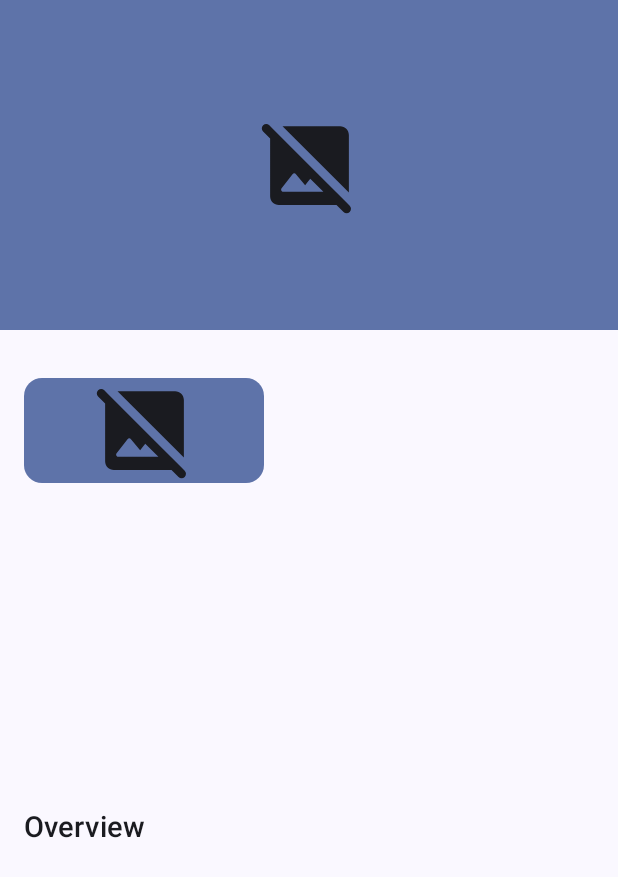
After one commit to surplus867/moviesapp, an Android app built with Jetpack Compose: the composable DetailsScreen shown on its own in the app's theme, on a phone screen of 412 x 824 dp. The commit adds this screen. Shown: the top 877 px of the screen. Run offline under Robolectric (Android 15) with nearby library versions, the phone set to English and light mode, and no system bars; our stand-ins replace Dagger/Hilt's generated code; pictures from the network do not load.

Commit message:
DetailsScreen & ViewModel

```diff
--- a/app/src/main/java/com/example/moviesapp/core/MainActivity.kt
+++ b/app/src/main/java/com/example/moviesapp/core/MainActivity.kt
@@ -17,6 +17,7 @@ import androidx.navigation.compose.composable
 import androidx.navigation.compose.rememberNavController
 import androidx.navigation.navArgument
 import com.example.moviesapp.core.presentation.HomeScreen
+import com.example.moviesapp.details.presentation.DetailsScreen
 import com.example.moviesapp.movieList.presentation.MovieListViewModel
 import com.example.moviesapp.movieList.util.Screen
 import com.example.moviesapp.ui.theme.MoviesappTheme
@@ -51,8 +52,8 @@ class MainActivity : ComponentActivity() {
                             arguments = listOf(
                                 navArgument("movieId") { type = NavType.IntType }
                             )
-                        ) {backStackEntry ->
-   //                         DetailScreen(backStackEntry)
+                        ) {
+                            DetailsScreen()
                         }
                     }
                 }
--- /dev/null
+++ b/app/src/main/java/com/example/moviesapp/details/presentation/DetailsScreen.kt
@@ -0,0 +1,242 @@
+package com.example.moviesapp.details.presentation
+
+import androidx.compose.foundation.Image
+import androidx.compose.foundation.background
+import androidx.compose.foundation.layout.Box
+import androidx.compose.foundation.layout.Column
+import androidx.compose.foundation.layout.Row
+import androidx.compose.foundation.layout.Spacer
+import androidx.compose.foundation.layout.fillMaxSize
+import androidx.compose.foundation.layout.fillMaxWidth
+import androidx.compose.foundation.layout.height
+import androidx.compose.foundation.layout.padding
+import androidx.compose.foundation.layout.size
+import androidx.compose.foundation.layout.width
+import androidx.compose.foundation.rememberScrollState
+import androidx.compose.foundation.shape.RoundedCornerShape
+import androidx.compose.foundation.verticalScroll
+import androidx.compose.material.icons.Icons
+import androidx.compose.material.icons.rounded.ImageNotSupported
+import androidx.compose.material3.Icon
+import androidx.compose.material3.MaterialTheme
+import androidx.compose.material3.Text
+import androidx.compose.runtime.Composable
+import androidx.compose.runtime.collectAsState
+import androidx.compose.ui.Alignment
+import androidx.compose.ui.Modifier
+import androidx.compose.ui.draw.clip
+import androidx.compose.ui.graphics.Color
+import androidx.compose.ui.layout.ContentScale
+import androidx.compose.ui.platform.LocalContext
+import androidx.compose.ui.res.stringResource
+import androidx.compose.ui.text.font.FontWeight
+import androidx.compose.ui.unit.dp
+import androidx.compose.ui.unit.sp
+import androidx.hilt.navigation.compose.hiltViewModel
+import coil.compose.AsyncImagePainter
+import coil.compose.rememberAsyncImagePainter
+import coil.request.ImageRequest
+import coil.size.Size
+import com.example.moviesapp.R
+import com.example.moviesapp.movieList.data.remote.MovieApi
+import com.example.moviesapp.movieList.util.RatingBar
+
+@Composable
+fun DetailsScreen() {
+
+    // Obtain the DetailsViewModel using Hilt dependency injection
+    val detailsViewModel = hiltViewModel<DetailsViewModel>()
+
+    // Collect the current state of the DetailsViewModel
+    val detailsState = detailsViewModel.detailsState.collectAsState().value
+
+    // Fetch the backdrop image using Coil and remember its state
+    val backDropImageState = rememberAsyncImagePainter(
+        model = ImageRequest.Builder(LocalContext.current)
+            .data(MovieApi.IMAGE_BASE_URL + detailsState.movie?.backdrop_path)
+            .size(Size.ORIGINAL)
+            .build()
+    ).state
+
+    // Fetch the poster image using Coil and remember its state
+    val posterImageState = rememberAsyncImagePainter(
+        model = ImageRequest.Builder(LocalContext.current)
+            .data(MovieApi.IMAGE_BASE_URL + detailsState.movie?.poster_path)
+            .size(Size.ORIGINAL)
+            .build()
+
+    ).state
+
+    // Column that represents the entire details screen
+    Column(
+        modifier = Modifier
+            .fillMaxSize()
+            .verticalScroll(rememberScrollState())
+    ) {
+
+        // Display a placeholder or error message if backdrop image loading fails
+        if (backDropImageState is AsyncImagePainter.State.Error) {
+            Box(
+                modifier = Modifier
+                    .fillMaxWidth()
+                    .height(220.dp)
+                    .background(MaterialTheme.colorScheme.primaryContainer),
+                contentAlignment = Alignment.Center
+            ) {
+                Icon(
+                    modifier = Modifier.size(70.dp),
+                    imageVector = Icons.Rounded.ImageNotSupported,
+                    contentDescription = detailsState.movie?.title
+                )
+            }
+        }
+
+        // Display backdrop image if loading is successful
+        if (backDropImageState is AsyncImagePainter.State.Success) {
+            Image(
+                modifier = Modifier
+                    .fillMaxWidth()
+                    .height(220.dp),
+                painter = backDropImageState.painter,
+                contentDescription = detailsState.movie?.title,
+                contentScale = ContentScale.Crop
+            )
+        }
+
+        // Spacer for visual separation
+        Spacer(modifier = Modifier.height(16.dp))
+
+        // Row containing poster image and movie details
+        Row(
+            modifier = Modifier
+                .fillMaxWidth()
+                .padding(16.dp)
+        ) {
+            // Box for displaying poster image or error message
+            Box(
+                modifier = Modifier
+                    .width(160.dp)
+                    .height(240.dp)
+            ) {
+                // Display placeholder or error message if poser image loading fails
+                if (posterImageState is AsyncImagePainter.State.Error) {
+                    Box(
+                        modifier = Modifier
+                            .fillMaxWidth()
+                            .clip(RoundedCornerShape(12.dp))
+                            .background(MaterialTheme.colorScheme.primaryContainer),
+                        contentAlignment = Alignment.Center
+                    ) {
+                        Icon(
+                            modifier = Modifier.size(70.dp),
+                            imageVector = Icons.Rounded.ImageNotSupported,
+                            contentDescription = detailsState.movie?.title
+                        )
+                    }
+                }
+                // Display poser image if loading is successful
+                if (posterImageState is AsyncImagePainter.State.Success) {
+                    Image(
+                        modifier = Modifier
+                            .fillMaxSize()
+                            .clip(RoundedCornerShape(12.dp)),
+                        painter = posterImageState.painter,
+                        contentDescription = detailsState.movie?.title,
+                        contentScale = ContentScale.Crop
+                    )
+                }
+            }
+
+            // Display movie details in a column
+            detailsState.movie?.let { movie ->
+                Column(
+                    modifier = Modifier.fillMaxWidth()
+                ) {
+                    Text(
+                        modifier = Modifier.padding(start = 16.dp),
+                        text = movie.title,
+                        fontSize = 19.sp,
+                        fontWeight = FontWeight.SemiBold
+                    )
+
+                    // Spacer for visual separation
+                    Spacer(modifier = Modifier.height(16.dp))
+
+                    // Row containing rating and rating value
+                    Row(
+                        modifier = Modifier
+                            .padding(start = 16.dp)
+                    ) {
+                        // Custom Ratingbar component
+                        RatingBar(
+                            starsModifier = Modifier.size(18.dp),
+                            rating = movie.vote_average / 2
+                        )
+
+                        // Display the numeric rating value
+                        Text(
+                            modifier = Modifier.padding(start = 4.dp),
+                            text = movie.vote_average.toString().take(3),
+                            color = Color.LightGray,
+                            fontSize = 14.sp,
+                            maxLines = 1,
+                        )
+                    }
+
+                    // Spacer for visual separation
+                    Spacer(modifier = Modifier.height(12.dp))
+
+                    // Display original language
+                    Text(
+                        modifier = Modifier.padding(start = 16.dp),
+                        text = "${stringResource(R.string.language)} ${movie.original_language}"
+                    )
+
+                    // Spacer for visual separation
+                    Spacer(modifier = Modifier.height(10.dp))
+
+                    // Display release date
+                    Text(
+                        modifier = Modifier.padding(start = 16.dp),
+                        text = stringResource(R.string.release_date) + movie.release_date
+                    )
+
+                    // Spacer for visual separation
+                    Spacer(modifier = Modifier.height(12.dp))
+
+                    // Display release date and votes
+                    Text(
+                        modifier = Modifier.padding(start = 16.dp),
+                        text = "${movie.release_date} ${stringResource(R.string.votes)}"
+                    )
+                }
+            }
+        }
+
+        // Spacer for visual separation
+        Spacer(modifier = Modifier.height(32.dp))
+
+        // Display section title for movie overview
+        Text(
+            modifier = Modifier.padding(start = 16.dp),
+            text = stringResource(R.string.overview),
+            fontSize = 19.sp,
+            fontWeight = FontWeight.SemiBold
+        )
+
+        // Spacer for visual separation
+        Spacer(modifier = Modifier.height(8.dp))
+
+        // Display movie overview
+        detailsState.movie?.let {
+            Text(
+                modifier = Modifier.padding(start = 16.dp),
+                text = it.overview,
+                fontSize = 16.sp,
+            )
+        }
+
+        // Spacer for visual separation
+        Spacer(modifier = Modifier.height(32.dp))
+    }
+}
--- /dev/null
+++ b/app/src/main/java/com/example/moviesapp/details/presentation/DetailsState.kt
@@ -0,0 +1,8 @@
+package com.example.moviesapp.details.presentation
+
+import com.example.moviesapp.movieList.domain.model.Movie
+
+data class DetailsState(
+    val isLoading: Boolean = false,
+    val movie: Movie? = null,
+)
--- /dev/null
+++ b/app/src/main/java/com/example/moviesapp/details/presentation/DetailsViewModel.kt
@@ -0,0 +1,76 @@
+package com.example.moviesapp.details.presentation
+
+import androidx.lifecycle.SavedStateHandle
+import androidx.lifecycle.ViewModel
+import androidx.lifecycle.viewModelScope
+import com.example.moviesapp.movieList.domain.repository.MovieListRepository
+import com.example.moviesapp.movieList.util.Resource
+import dagger.hilt.android.lifecycle.HiltViewModel
+import kotlinx.coroutines.flow.MutableStateFlow
+import kotlinx.coroutines.flow.asStateFlow
+import kotlinx.coroutines.flow.collectLatest
+import kotlinx.coroutines.flow.update
+import kotlinx.coroutines.launch
+import javax.inject.Inject
+
+@HiltViewModel
+class DetailsViewModel @Inject constructor(
+    private val movieListRepository: MovieListRepository,
+    savedStateHandle: SavedStateHandle
+) : ViewModel() {
+
+    // Retrieve the movie ID from SavedStateHandle
+    private val movieId = savedStateHandle.get<Int>("movieId")
+
+    // Internal mutable state flow for managing details screen state
+    private var _detailsState = MutableStateFlow(DetailsState())
+
+    // Public read-only state flow to expose details screen state
+    val detailsState = _detailsState.asStateFlow()
+
+    // Initialization block, called when the viewModel is created
+    init {
+        // Start fetching movie details upon ViewModel creation
+        getMovie(movieId ?: -1)
+    }
+
+    // Function to fetch movie details
+    private fun getMovie(id: Int) {
+        viewModelScope.launch {
+            // Update state to indicate that data is being loaded
+            _detailsState.update {
+                it.copy(isLoading = true)
+            }
+
+            // Fetch movie details from the repository using a flow
+            movieListRepository.getMovie(id).collectLatest { result ->
+                when (result) {
+                    // Handle error case
+                    is Resource.Error -> {
+                        _detailsState.update {
+                            // Update state to indicate that loading has stopped
+                            it.copy(isLoading = false)
+                        }
+                    }
+
+                    // Handle loading state
+                    is Resource.Loading -> {
+                        _detailsState.update {
+                            it.copy(isLoading = result.isLoading)
+                        }
+                    }
+
+                    // Handle successful data retrieval
+                    is Resource.Success -> {
+                        result.data?.let { movie ->
+                            _detailsState.update {
+                                // Update state with the fetched movie details
+                                it.copy(movie = movie, isLoading = false)
+                            }
+                        }
+                    }
+                }
+            }
+        }
+    }
+}
--- a/app/src/main/java/com/example/moviesapp/movieList/data/remote/respond/MovieListDto.kt
+++ b/app/src/main/java/com/example/moviesapp/movieList/data/remote/respond/MovieListDto.kt
@@ -4,6 +4,6 @@ data class MovieListDto(
     val dates: Dates,
     val page: Int,
     val results: List<MovieDto>,
-    val total_pages: Int,
-    val total_results: Int
+    val totalPages: Int,
+    val totalResults: Int
 )
--- a/app/src/main/java/com/example/moviesapp/movieList/presentation/MovieListViewModel.kt
+++ b/app/src/main/java/com/example/moviesapp/movieList/presentation/MovieListViewModel.kt
@@ -21,12 +21,15 @@ class MovieListViewModel @Inject constructor(
     val movieListState = _movieListState.asStateFlow()
 
     init {
+        // Fetch popular and upcoming movie lists during ViewModel initialization
         getPoplarMovieList(false)
         getUpcomingMovieList(false)
     }
 
+    // Function to handle UI events
     fun onEvent(event: MovieListUiEvent) {
         when (event) {
+            // Toggle between popular and upcoming screens
             MovieListUiEvent.Navigate -> {
                 _movieListState.update {
                     it.copy(
@@ -35,6 +38,7 @@ class MovieListViewModel @Inject constructor(
                 }
             }
 
+            // Paginate event triggers fetching more items
             is MovieListUiEvent.Paginate -> {
                 if (event.category == Category.POPULAR) {
                     getPoplarMovieList(true)
@@ -45,6 +49,7 @@ class MovieListViewModel @Inject constructor(
         }
     }
 
+    // Function to fetch upcoming movie list
     private fun getPoplarMovieList(forceFetchFromRemote: Boolean) {
         viewModelScope.launch {
             _movieListState.update {
@@ -85,6 +90,7 @@ class MovieListViewModel @Inject constructor(
         }
     }
 
+    // Common function to handle movie list result and update state
     private fun getUpcomingMovieList(forceFetchFromRemote: Boolean) {
         viewModelScope.launch {
             _movieListState.update {
--- a/app/src/main/java/com/example/moviesapp/movieList/presentation/components/MovieItem.kt
+++ b/app/src/main/java/com/example/moviesapp/movieList/presentation/components/MovieItem.kt
@@ -50,7 +50,7 @@ import com.example.moviesapp.movieList.util.getAverageColor
 @Composable
 fun MovieItem(
     movie: Movie, // Movie data to display
-    navHostController: NavController // Navigation controller for navigating to other screens
+    navHostController: NavHostController // Navigation controller for navigating to other screens
 ) {
     // Use Coil's rememberAsyncImagePainter to asynchronously load and display the movie backdrop image
     val imageState = rememberAsyncImagePainter(
@@ -85,7 +85,7 @@ fun MovieItem(
             )
             .clickable {
                 // Navigate to the movie details screen when clicked
-                navHostController.navigate(Screen.Details.rout + "${movie.id}")
+                navHostController.navigate(Screen.Details.rout + "/${movie.id}")
             }
     ) {
         // Display a placeholder if there is an error loading the image
@@ -130,7 +130,7 @@ fun MovieItem(
 
         // Display the movie title
         Text(
-            modifier = Modifier.padding(start = 26.dp, end = 8.dp),
+            modifier = Modifier.padding(start = 16.dp, end = 8.dp),
             text = movie.title,
             color = Color.White,
             fontSize = 15.sp,
--- a/app/src/main/res/values/strings.xml
+++ b/app/src/main/res/values/strings.xml
@@ -1,7 +1,11 @@
 <resources>
-    <string name="app_name">moviesapp</string>
+    <string name="app_name">Movies App</string>
     <string name="popular">Popular</string>
     <string name="upcoming">Upcoming</string>
     <string name="popular_movies">Popular Movies</string>
     <string name="upcoming_movies">Upcoming Movies</string>
+    <string name="language">"Language: "</string>
+    <string name="release_date">"Release Date: "</string>
+    <string name="votes">" Votes"</string>
+    <string name="overview">Overview</string>
 </resources>
```
